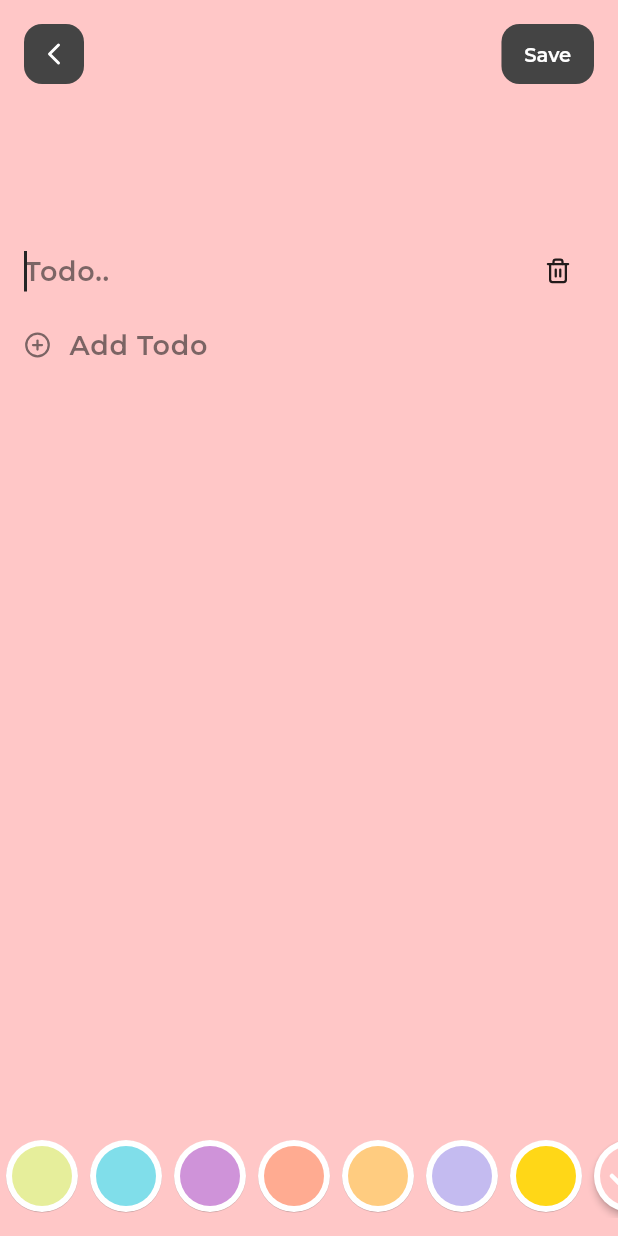
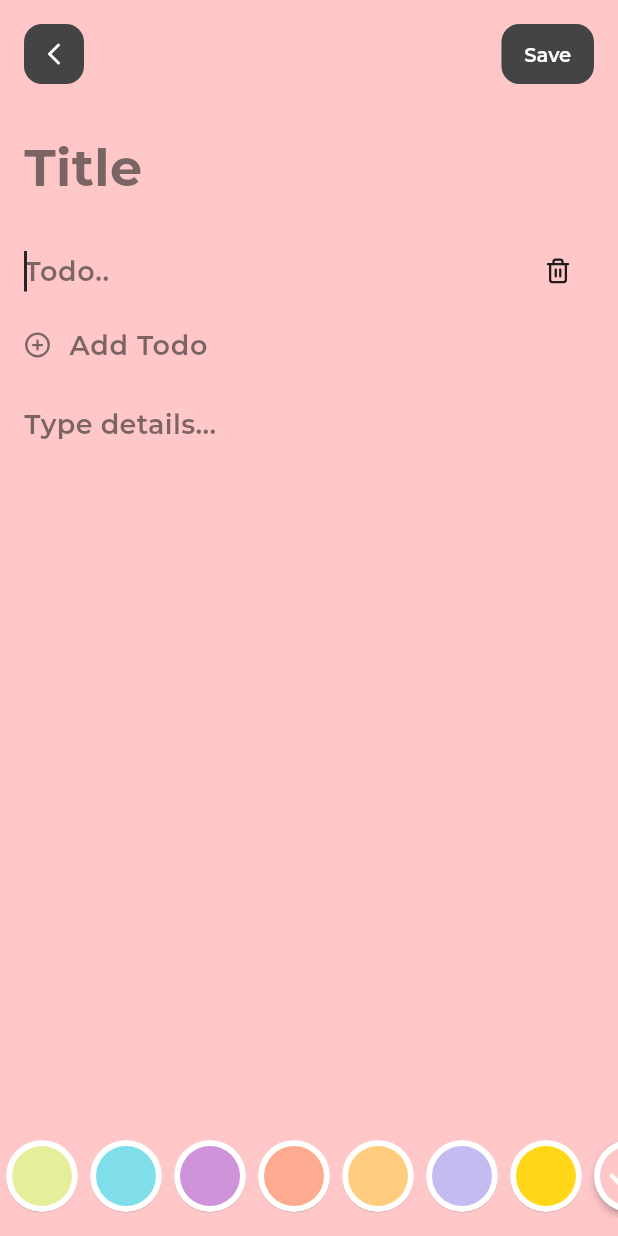
Before and after one commit to firojandev/daily-note, a Flutter app: the AddUpdateNotePage screen opened by its route, after a tap on "Add Todo", on a phone screen of 412 x 824 dp. Run offline on Flutter 3.47's test engine with Material 3 defaults, Android fonts, the phone set to English and light mode, and no system bars; drawn by our look-alikes of flutter_animate; our stand-ins replace auto_route, auto_size_text, dartz, flutter_bloc, flutter_feather_icons, freezed_annotation and 6 more; accounts and stored records are empty.

Commit message:
Note & note form UI design issue is resolved

```diff
--- a/lib/presentation/pages/addupdatenote/add_update_note_page.dart
+++ b/lib/presentation/pages/addupdatenote/add_update_note_page.dart
@@ -71,7 +71,7 @@ class _AddUpdateNotePageState extends State<AddUpdateNotePage> {
                 .maybeMap(
               orElse: () => const SizedBox.shrink(),
               saving: (_) => Container(
-                color: Colors.black.withOpacity(0.2),
+                color: Colors.black.withOpacity(0.9),
               ),
             )
                 .animate()
--- a/lib/presentation/pages/addupdatenote/bloc/form/add_update_form_state.dart
+++ b/lib/presentation/pages/addupdatenote/bloc/form/add_update_form_state.dart
@@ -11,7 +11,7 @@ class AddUpdateFormState with _$AddUpdateFormState {
     @Default([]) List<ToDo> todos,
   }) = _AddUpdateFormState;
 
-  bool get showTitleHint => title.isNotEmptyString;
-  bool get showDescriptionHint => description.isNotEmptyString;
+  bool get showTitleHint => title.isEmptyString;
+  bool get showDescriptionHint => description.isEmptyString;
   bool get hasTodo => todos.isNotEmpty;
 }
--- a/lib/presentation/pages/notes/notes_page.dart
+++ b/lib/presentation/pages/notes/notes_page.dart
@@ -12,6 +12,7 @@ import 'package:flutter/material.dart';
 import 'package:flutter/services.dart';
 import 'package:flutter_animate/flutter_animate.dart';
 import 'package:flutter_bloc/flutter_bloc.dart';
+import 'package:flutter_feather_icons/flutter_feather_icons.dart';
 import 'package:hive_flutter/hive_flutter.dart';
 import 'package:flutter_staggered_grid_view/flutter_staggered_grid_view.dart';
 
@@ -54,6 +55,7 @@ class NotesPage extends StatelessWidget {
         onPressed: (){
           context.router.push(AddUpdateNoteRoute());
         },
+        child: const Icon(FeatherIcons.plus),
       ).animate(delay: animationDuration).fadeIn().slideX(begin: 1),
     );
   }
```
Also changed, not shown: lib/presentation/pages/addupdatenote/bloc/add_update_bloc.freezed.dart (added), lib/presentation/pages/addupdatenote/bloc/form/add_update_form_bloc.freezed.dart (added), 3 other files.
